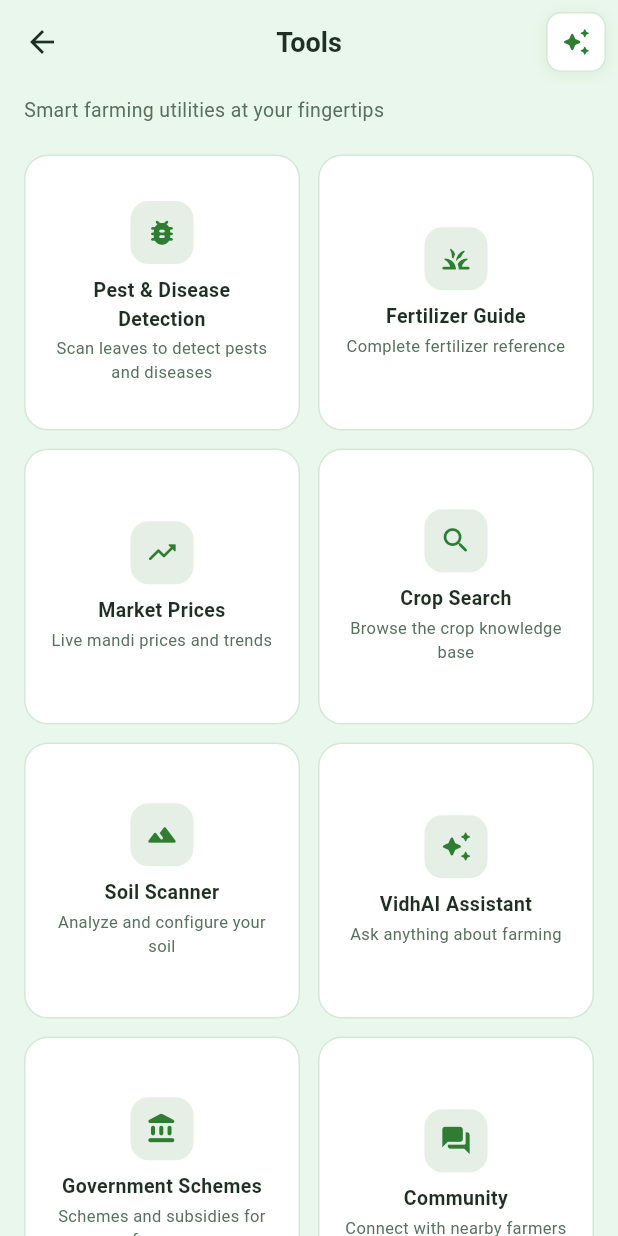
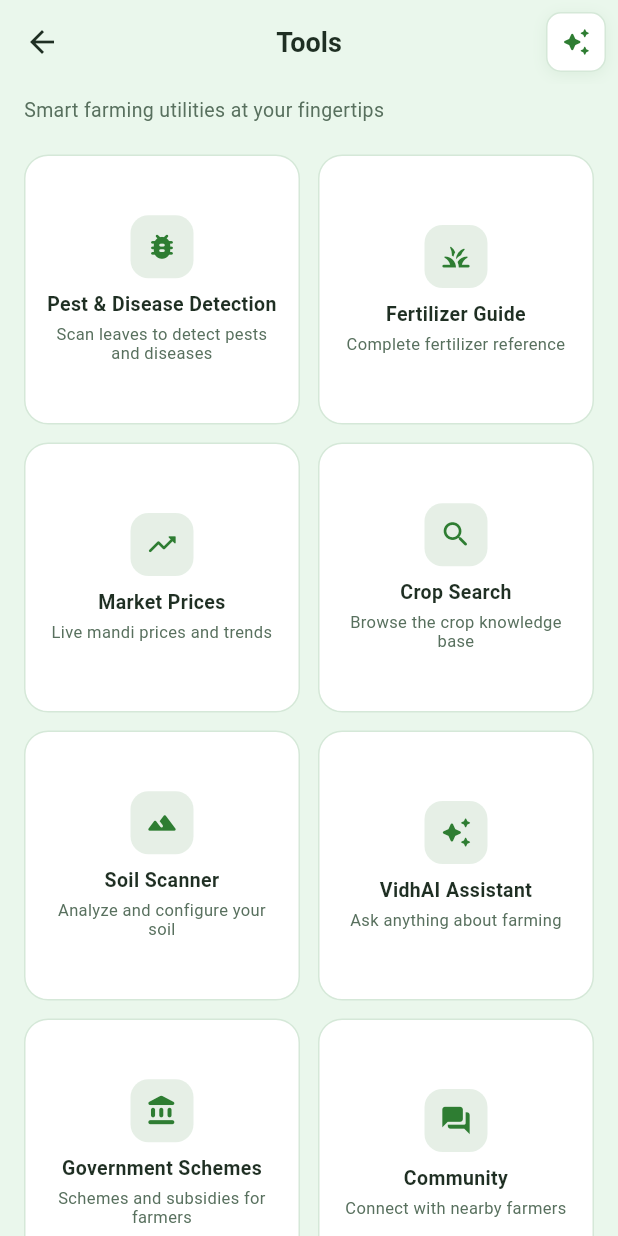
Before and after one commit to VISHNUVS-1315/VidhAI, a Flutter app: the ToolsScreen screen opened directly, on a phone screen of 412 x 824 dp. Run offline on Flutter 3.47's test engine with Material 3 defaults, Android fonts, the phone set to English and light mode, and no system bars; our stand-ins replace cloud_firestore, connectivity_plus, equatable, file_picker, firebase_auth, firebase_core and 14 more; missing offline and left inert: workmanager; accounts and stored records are empty; statements that could not run were skipped.

Commit message:
fix(ui): prevent tool-card grid overflows on small screens

```diff
--- a/lib/features/home/screens/tools_screen.dart
+++ b/lib/features/home/screens/tools_screen.dart
@@ -25,6 +25,8 @@ class ToolsScreen extends StatelessWidget {
         elevation: 0,
         title: Text(
           loc.tools,
+          maxLines: 1,
+          overflow: TextOverflow.ellipsis,
           style: TextStyle(
             color: colors.onBackground,
             fontSize: 18,
@@ -48,13 +50,16 @@ class ToolsScreen extends StatelessWidget {
             ),
           ),
           const SizedBox(height: 20),
-          GridView.count(
-            crossAxisCount: 2,
+          LayoutBuilder(
+            builder: (context, constraints) {
+              final useSingleColumn = constraints.maxWidth < 300;
+              return GridView.count(
+                crossAxisCount: useSingleColumn ? 1 : 2,
                 shrinkWrap: true,
                 physics: const NeverScrollableScrollPhysics(),
                 crossAxisSpacing: 12,
                 mainAxisSpacing: 12,
-            childAspectRatio: 1.0,
+                mainAxisExtent: useSingleColumn ? 150 : 180,
                 children: [
                   _ToolCard(
                     icon: Icons.bug_report_rounded,
@@ -139,6 +144,8 @@ class ToolsScreen extends StatelessWidget {
                     ),
                   ),
                 ],
+              );
+            },
           ),
         ],
       ),
@@ -165,7 +172,7 @@ class _ToolCard extends StatelessWidget {
     return GestureDetector(
       onTap: onTap,
       child: Container(
-        padding: const EdgeInsets.all(16),
+        padding: const EdgeInsets.all(14),
         decoration: BoxDecoration(
           color: colors.surface,
           borderRadius: BorderRadius.circular(16),
@@ -202,12 +209,13 @@ class _ToolCard extends StatelessWidget {
               maxLines: 2,
               overflow: TextOverflow.ellipsis,
             ),
-            const SizedBox(height: 2),
+            const SizedBox(height: 4),
             Text(
               description,
               style: TextStyle(
                 color: colors.onSurfaceMuted,
                 fontSize: 11,
+                height: 1.2,
               ),
               textAlign: TextAlign.center,
               maxLines: 2,
```
Lines whose indentation alone changed are shown as unchanged.
